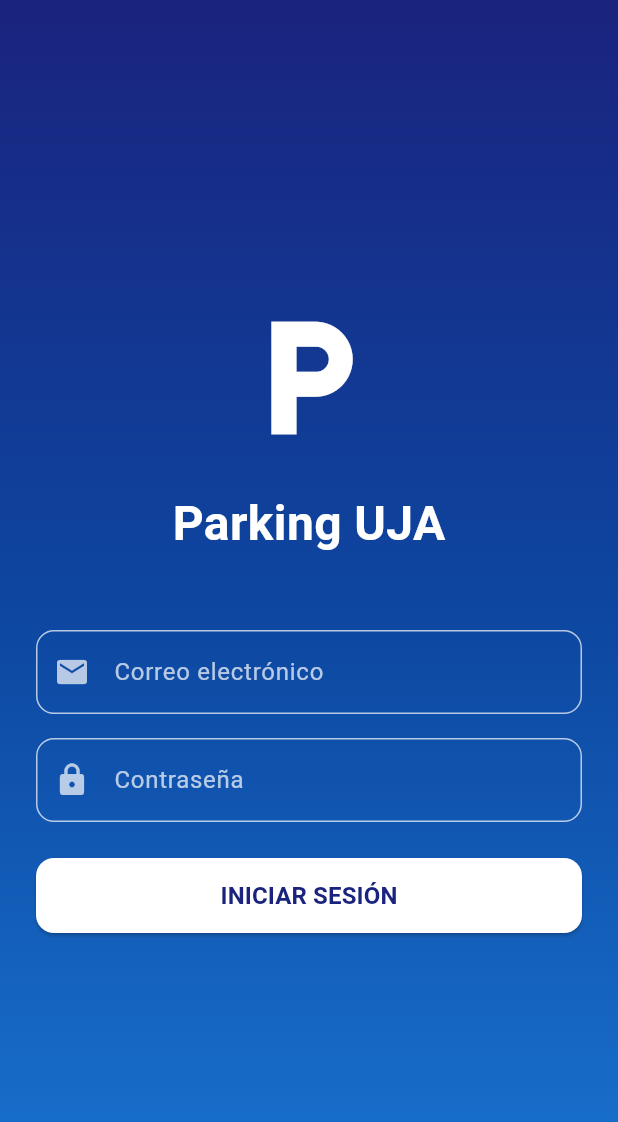
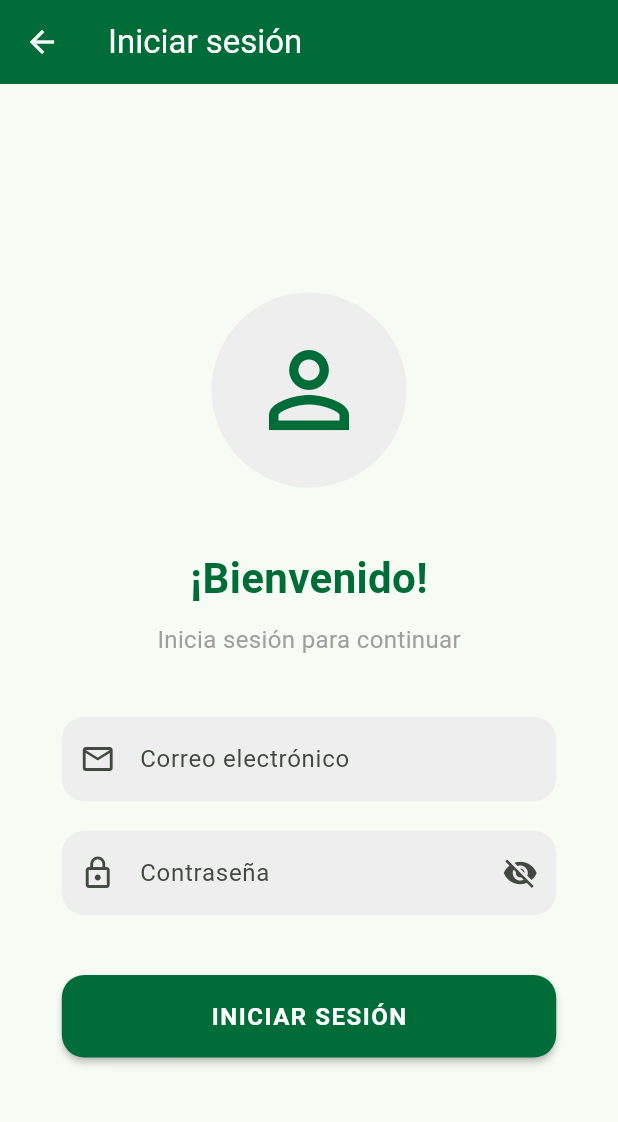
Before and after one commit to marioch03/parking_uja, a Flutter app: the LoginScreen screen opened directly, on a phone screen of 412 x 824 dp. Shown: the top 1122 px of the screen. Run offline on Flutter 3.47's test engine with Material 3 defaults, Android fonts, the phone set to English and light mode, and no system bars; our stand-ins replace shared_preferences; accounts and stored records are empty.

Commit message:
Login corregido

```diff
--- a/lib/screens/login_screen.dart
+++ b/lib/screens/login_screen.dart
@@ -16,6 +16,8 @@ class _LoginScreenState extends State<LoginScreen> {
   final _passwordController = TextEditingController();
   final _authService = AuthService();
   bool _isLoading = false;
+  bool _obscurePassword = true;
+  final double widthFactor = 0.8;
 
   @override
   void dispose() {
@@ -36,7 +38,6 @@ class _LoginScreenState extends State<LoginScreen> {
           _passwordController.text,
         );
 
-        // Guardar el token y datos del usuario
         final prefs = await SharedPreferences.getInstance();
         await prefs.setString('token', loginResponse.token);
         await prefs.setString('userId', loginResponse.userId);
@@ -71,64 +72,78 @@ class _LoginScreenState extends State<LoginScreen> {
   @override
   Widget build(BuildContext context) {
     return Scaffold(
-      body: Container(
-        decoration: const BoxDecoration(
-          gradient: LinearGradient(
-            begin: Alignment.topCenter,
-            end: Alignment.bottomCenter,
-            colors: [
-              Color(0xFF1A237E), // Azul oscuro
-              Color(0xFF0D47A1), // Azul medio
-              Color(0xFF1976D2), // Azul claro
-            ],
+      appBar: AppBar(
+        backgroundColor: Theme.of(context).colorScheme.primary,
+        leading: IconButton(
+          icon: const Icon(Icons.arrow_back, color: Colors.white),
+          onPressed: () => Navigator.of(context).pop(),
+        ),
+        title: const Text(
+          'Iniciar sesión',
+          style: TextStyle(color: Colors.white),
         ),
       ),
-        child: SafeArea(
+      body: SafeArea(
         child: Center(
           child: SingleChildScrollView(
-              padding: const EdgeInsets.all(24.0),
+            child: Padding(
+              padding: const EdgeInsets.all(20.0),
               child: Form(
                 key: _formKey,
                 child: Column(
-                  mainAxisAlignment: MainAxisAlignment.center,
+                  crossAxisAlignment: CrossAxisAlignment.center,
                   children: [
-                    const Icon(
-                      Icons.local_parking,
-                      size: 100,
-                      color: Colors.white,
+                    const SizedBox(height: 20),
+                    Container(
+                      width: 130,
+                      height: 130,
+                      decoration: BoxDecoration(
+                        shape: BoxShape.circle,
+                        color: Colors.grey[200],
                       ),
-                    const SizedBox(height: 24),
-                    const Text(
-                      'Parking UJA',
-                      style: TextStyle(
-                        fontSize: 32,
-                        fontWeight: FontWeight.bold,
-                        color: Colors.white,
+                      child: Icon(
+                        Icons.person_outline,
+                        size: 80,
+                        color: Theme.of(context).colorScheme.primary,
                       ),
                     ),
-                    const SizedBox(height: 48),
-                    TextFormField(
+                    const SizedBox(height: 40),
+                    Text(
+                      '¡Bienvenido!',
+                      style: TextStyle(
+                        fontSize: 28,
+                        fontWeight: FontWeight.bold,
+                        color: Theme.of(context).colorScheme.primary,
+                      ),
+                    ),
+                    const SizedBox(height: 10),
+                    const Text(
+                      'Inicia sesión para continuar',
+                      style: TextStyle(
+                        fontSize: 16,
+                        color: Colors.grey,
+                      ),
+                    ),
+                    const SizedBox(height: 40),
+                    SizedBox(
+                      width: MediaQuery.of(context).size.width * widthFactor,
+                      child: TextFormField(
                         controller: _emailController,
-                      style: const TextStyle(color: Colors.white),
                         decoration: InputDecoration(
-                        labelText: 'Correo electrónico',
-                        labelStyle: const TextStyle(color: Colors.white70),
-                        prefixIcon: const Icon(Icons.email, color: Colors.white70),
-                        enabledBorder: OutlineInputBorder(
-                          borderRadius: BorderRadius.circular(12),
-                          borderSide: const BorderSide(color: Colors.white70),
+                          filled: true,
+                          fillColor: Colors.grey[200],
+                          hintText: 'Correo electrónico',
+                          prefixIcon: const Icon(Icons.email_outlined),
+                          border: OutlineInputBorder(
+                            borderRadius: BorderRadius.circular(15),
+                            borderSide: BorderSide.none,
                           ),
                           focusedBorder: OutlineInputBorder(
-                          borderRadius: BorderRadius.circular(12),
-                          borderSide: const BorderSide(color: Colors.white),
+                            borderRadius: BorderRadius.circular(15),
+                            borderSide: BorderSide(
+                              color: Theme.of(context).colorScheme.primary,
+                              width: 2,
                             ),
-                        errorBorder: OutlineInputBorder(
-                          borderRadius: BorderRadius.circular(12),
-                          borderSide: const BorderSide(color: Colors.red),
-                        ),
-                        focusedErrorBorder: OutlineInputBorder(
-                          borderRadius: BorderRadius.circular(12),
-                          borderSide: const BorderSide(color: Colors.red),
                           ),
                         ),
                         validator: (value) {
@@ -141,30 +156,40 @@ class _LoginScreenState extends State<LoginScreen> {
                           return null;
                         },
                       ),
-                    const SizedBox(height: 16),
-                    TextFormField(
+                    ),
+                    const SizedBox(height: 20),
+                    SizedBox(
+                      width: MediaQuery.of(context).size.width * widthFactor,
+                      child: TextFormField(
                         controller: _passwordController,
-                      style: const TextStyle(color: Colors.white),
-                      obscureText: true,
+                        obscureText: _obscurePassword,
                         decoration: InputDecoration(
-                        labelText: 'Contraseña',
-                        labelStyle: const TextStyle(color: Colors.white70),
-                        prefixIcon: const Icon(Icons.lock, color: Colors.white70),
-                        enabledBorder: OutlineInputBorder(
-                          borderRadius: BorderRadius.circular(12),
-                          borderSide: const BorderSide(color: Colors.white70),
+                          filled: true,
+                          fillColor: Colors.grey[200],
+                          hintText: 'Contraseña',
+                          prefixIcon: const Icon(Icons.lock_outline),
+                          suffixIcon: IconButton(
+                            icon: Icon(
+                              _obscurePassword
+                                  ? Icons.visibility_off
+                                  : Icons.visibility,
+                            ),
+                            onPressed: () {
+                              setState(() {
+                                _obscurePassword = !_obscurePassword;
+                              });
+                            },
+                          ),
+                          border: OutlineInputBorder(
+                            borderRadius: BorderRadius.circular(15),
+                            borderSide: BorderSide.none,
                           ),
                           focusedBorder: OutlineInputBorder(
-                          borderRadius: BorderRadius.circular(12),
-                          borderSide: const BorderSide(color: Colors.white),
+                            borderRadius: BorderRadius.circular(15),
+                            borderSide: BorderSide(
+                              color: Theme.of(context).colorScheme.primary,
+                              width: 2,
                             ),
-                        errorBorder: OutlineInputBorder(
-                          borderRadius: BorderRadius.circular(12),
-                          borderSide: const BorderSide(color: Colors.red),
-                        ),
-                        focusedErrorBorder: OutlineInputBorder(
-                          borderRadius: BorderRadius.circular(12),
-                          borderSide: const BorderSide(color: Colors.red),
                           ),
                         ),
                         validator: (value) {
@@ -177,26 +202,33 @@ class _LoginScreenState extends State<LoginScreen> {
                           return null;
                         },
                       ),
-                    const SizedBox(height: 24),
+                    ),
+                    const SizedBox(height: 40),
                     SizedBox(
-                      width: double.infinity,
-                      height: 50,
+                      width: MediaQuery.of(context).size.width * widthFactor,
+                      height: 55,
                       child: ElevatedButton(
                         onPressed: _isLoading ? null : _login,
                         style: ElevatedButton.styleFrom(
-                          backgroundColor: Colors.white,
-                          foregroundColor: const Color(0xFF1A237E),
+                          backgroundColor: Theme.of(context).colorScheme.primary,
+                          foregroundColor: Colors.white,
                           shape: RoundedRectangleBorder(
-                            borderRadius: BorderRadius.circular(12),
+                            borderRadius: BorderRadius.circular(15),
                           ),
+                          elevation: 2,
                         ),
                         child: _isLoading
-                            ? const CircularProgressIndicator()
+                            ? const CircularProgressIndicator(
+                          valueColor: AlwaysStoppedAnimation<Color>(
+                            Colors.white,
+                          ),
+                        )
                             : const Text(
                           'INICIAR SESIÓN',
                           style: TextStyle(
                             fontSize: 16,
                             fontWeight: FontWeight.bold,
+                            letterSpacing: 1,
                           ),
                         ),
                       ),
```
Lines whose indentation alone changed are shown as unchanged.
